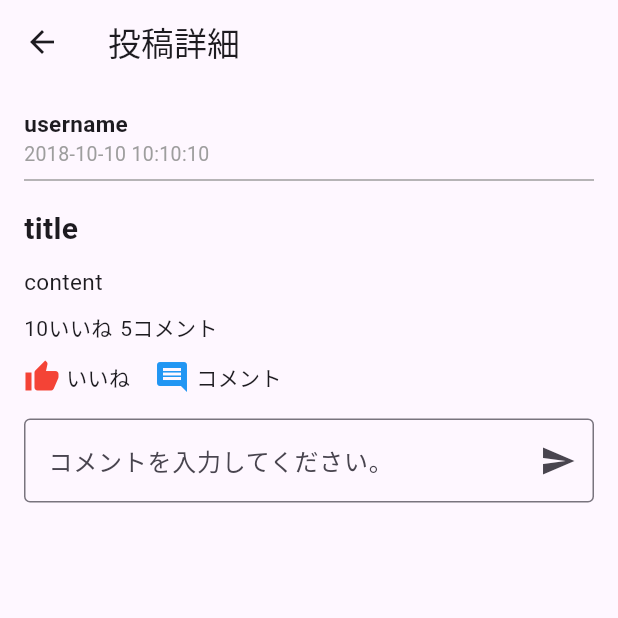
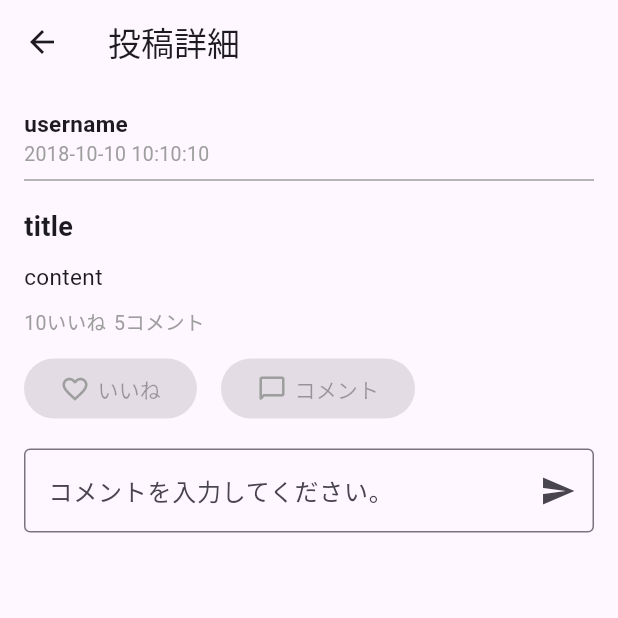
Before and after one commit to LiberaAnima/libera_flutter, a Flutter app: the PostSpecificPage screen opened directly with empty values, on a phone screen of 412 x 824 dp, the top half of it. Run offline on Flutter 3.47's test engine with Material 3 defaults, Android fonts, the phone set to English and light mode, and no system bars; our stand-ins replace cloud_firestore, firebase_auth, firebase_core, firebase_storage, flutter_chat_types, flutter_chat_ui and 2 more; accounts and stored records are empty.

Commit message:
like, comment btn

```diff
--- a/lib/screen/post_specific.dart
+++ b/lib/screen/post_specific.dart
@@ -1,10 +1,14 @@
 // import 'dart:html';
 
+import 'dart:ui';
+
+import 'package:flutter/cupertino.dart';
 import 'package:flutter/material.dart';
 import 'package:cloud_firestore/cloud_firestore.dart';
 import 'package:flutter/painting.dart';
 import 'package:flutter/rendering.dart';
 import 'package:flutter/widgets.dart';
+import 'package:flutter_chat_ui/flutter_chat_ui.dart';
 // import 'package:libera_flutter/services/likebutton.dart';
 
 class PostSpecificPage extends StatefulWidget {
@@ -71,7 +75,7 @@ class _PostSpecificPageState extends State<PostSpecificPage> {
                             "title",
                             style: TextStyle(
                               fontWeight: FontWeight.bold,
-                              fontSize: 20,
+                              fontSize: 18,
                             ),
                           ),
                           SizedBox(height: 10),
@@ -84,21 +88,49 @@ class _PostSpecificPageState extends State<PostSpecificPage> {
                       SizedBox(height: 10),
                       Row(
                         children: <Widget>[
-                          Text("10いいね"),
+                          Text(
+                            "10いいね",
+                            style: TextStyle(
+                              fontSize: 13,
+                              color: Colors.grey,
+                            ),
+                          ),
                           SizedBox(width: 5),
-                          Text("5コメント"),
+                          Text(
+                            "5コメント",
+                            style: TextStyle(
+                              fontSize: 13,
+                              color: Colors.grey,
+                            ),
+                          ),
                         ],
                       ),
                       SizedBox(height: 10),
                       Row(
                         children: <Widget>[
-                          Icon(Icons.thumb_up, color: Colors.red),
-                          SizedBox(width: 4),
-                          Text('いいね'),
+                          FilledButton(
+                            onPressed: null,
+                            child: Row(
+                              children: [
+                                Icon(Icons.favorite_border,
+                                    color: Colors.grey, size: 20),
+                                SizedBox(width: 5),
+                                Text('いいね'),
+                              ],
+                            ),
+                          ),
                           SizedBox(width: 16),
-                          Icon(Icons.comment, color: Colors.blue),
-                          SizedBox(width: 4),
-                          Text('コメント'),
+                          FilledButton(
+                            onPressed: null,
+                            child: Row(
+                              children: [
+                                Icon(Icons.messenger_outline_rounded,
+                                    color: Colors.grey, size: 20),
+                                SizedBox(width: 5),
+                                Text('コメント'),
+                              ],
+                            ),
+                          ),
                         ],
                       ),
                     ],
```
